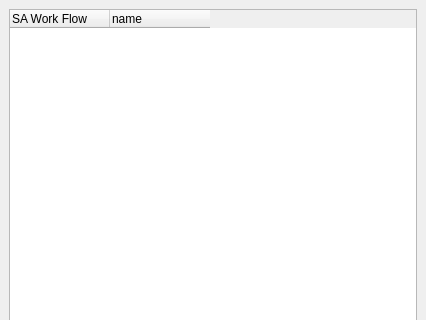
The window that src/meshlabplugins/render_satool/saDialog.ui (hnxch06/meshlab) describes before a commit, drawn with Qt 5; both pictures show x 0 to 426 and y 0 to 320 of the 426 by 816 pixel window.
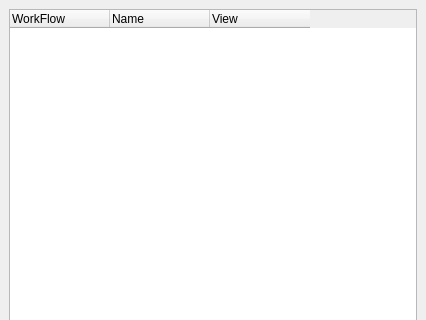
The same window after the commit.

The edit to the form file:
```diff
--- a/src/meshlabplugins/render_satool/saDialog.ui
+++ b/src/meshlabplugins/render_satool/saDialog.ui
@@ -43,12 +43,17 @@
       </attribute>
       <column>
        <property name="text">
-        <string notr="true">SA Work Flow</string>
+        <string notr="true">WorkFlow</string>
        </property>
       </column>
         <column>
          <property name="text">
-          <string>name</string>
+          <string>Name</string>
+         </property>
+        </column>
+        <column>
+         <property name="text">
+          <string>View</string>
          </property>
         </column>
      </widget>
```
